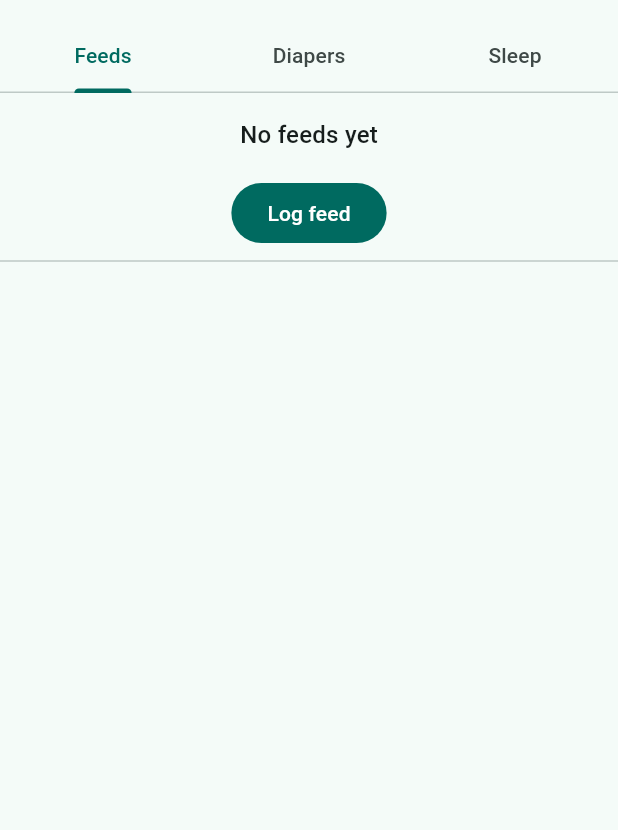
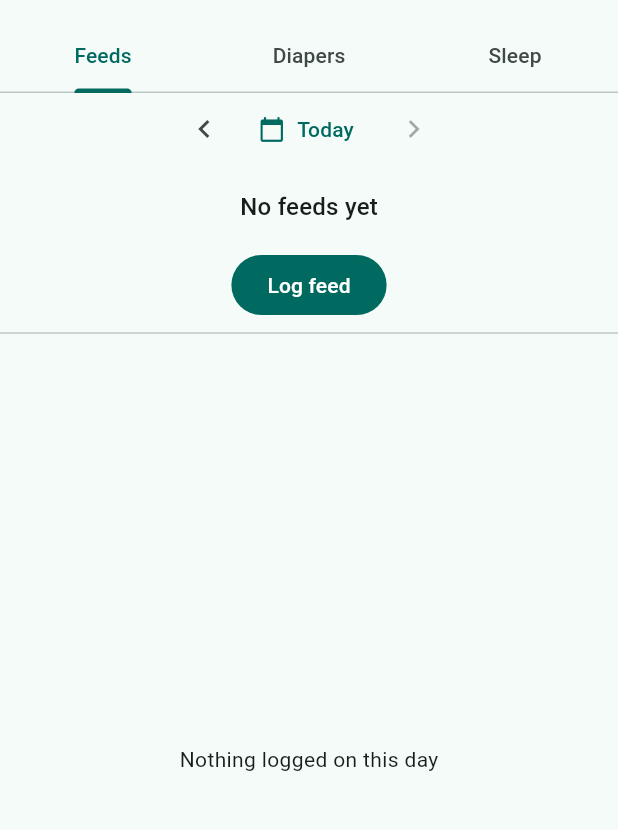
Before and after one commit to nir1feld/baby_app2, a Flutter app: the screen it shows after launch, on a phone screen of 412 x 824 dp, the part 63-893 px from its top. Run offline on Flutter 3.47's test engine with Material 3 defaults, Android fonts, the phone set to English and light mode, and no system bars; our stand-ins replace sqflite; accounts and stored records are empty.

Commit message:
Add day navigation and logging on earlier days
Show only today by default, with arrows and a calendar to view earlier
days. The calendar is custom because Flutter's date picker can't
highlight individual days, and it shades days that have logs. Logs can
be added, edited and deleted on earlier days, with a warning that the
change is not for today.

Co-Authored-By: Claude Opus 5.5 <noreply@anthropic.com>

```diff
--- a/lib/data/event_log.dart
+++ b/lib/data/event_log.dart
@@ -36,6 +36,26 @@ BabyEvent? latestOfType(List<BabyEvent> currentEvents, EventType type) {
   return null;
 }
 
+/// The events in [currentEvents] that happened on the same local day as [day].
+List<BabyEvent> eventsOnDay(List<BabyEvent> currentEvents, DateTime day) {
+  return currentEvents.where((event) {
+    final time = event.timestamp.toLocal();
+    return time.year == day.year &&
+        time.month == day.month &&
+        time.day == day.day;
+  }).toList();
+}
+
+/// The local days that have at least one event in [currentEvents].
+Set<DateTime> daysWithEvents(List<BabyEvent> currentEvents) {
+  return {for (final event in currentEvents) _localDay(event.timestamp)};
+}
+
+DateTime _localDay(DateTime time) {
+  final local = time.toLocal();
+  return DateTime(local.year, local.month, local.day);
+}
+
 /// Comparing IDs on a tie gives every phone the same order.
 int _byLoggedAt(BabyEvent a, BabyEvent b) {
   final byTime = a.loggedAt.compareTo(b.loggedAt);
@@ -61,6 +81,8 @@ class EventLog {
 
   /// Who is recorded as logging events from this phone.
   final String loggedBy;
+
+  DateTime now() => _clock();
 
   Future<List<BabyEvent>> currentEvents() async {
     return deriveCurrentEvents(await _repository.allEvents());
--- a/lib/ui/home_screen.dart
+++ b/lib/ui/home_screen.dart
@@ -2,6 +2,7 @@ import 'package:flutter/material.dart';
 
 import '../data/baby_event.dart';
 import '../data/event_log.dart';
+import 'day_picker_dialog.dart';
 import 'event_dialog.dart';
 
 /// Logs feeds, diapers and sleep, each in its own tab.
@@ -18,10 +19,62 @@ class _HomeScreenState extends State<HomeScreen> {
   /// Null until the first load finishes.
   List<BabyEvent>? _events;
 
+  /// The earlier day being viewed, or null for today. Null rather than a date
+  /// so that "today" moves on by itself at midnight.
+  DateTime? _pickedDay;
+
+  late final AppLifecycleListener _lifecycleListener;
+
   @override
   void initState() {
     super.initState();
     _changeAndReload(() async {});
+    // The app may have sat in the background past midnight.
+    _lifecycleListener = AppLifecycleListener(
+      onResume: () => _changeAndReload(() async {}),
+    );
+  }
+
+  @override
+  void dispose() {
+    _lifecycleListener.dispose();
+    super.dispose();
+  }
+
+  DateTime get _today {
+    final now = widget.eventLog.now().toLocal();
+    return DateTime(now.year, now.month, now.day);
+  }
+
+  DateTime get _day => _pickedDay ?? _today;
+
+  void _showDay(DateTime day) {
+    setState(() => _pickedDay = day == _today ? null : day);
+  }
+
+  /// Moves by whole days. DateTime rolls day 0 back into the previous month.
+  void _moveDay(int days) {
+    final day = _day;
+    _showDay(DateTime(day.year, day.month, day.day + days));
+  }
+
+  Future<void> _pickDay() async {
+    final picked = await showDialog<DateTime>(
+      context: context,
+      builder: (_) => DayPickerDialog(
+        selectedDay: _day,
+        today: _today,
+        loggedDays: daysWithEvents(_events ?? const []),
+      ),
+    );
+    if (picked != null && mounted) _showDay(picked);
+  }
+
+  /// Warns before anything is changed on an earlier day. Null on today.
+  String? get _pastDayWarning {
+    if (_pickedDay == null) return null;
+    final date = MaterialLocalizations.of(context).formatFullDate(_day);
+    return 'This is not today. You are changing $date.';
   }
 
   /// Runs [change], then reloads the list. Failures are shown to the user, so
@@ -54,20 +107,34 @@ class _HomeScreenState extends State<HomeScreen> {
         initialTime: initialTime,
         showAmount: showAmount,
         initialAmount: initialAmount,
+        warning: _pastDayWarning,
       ),
     );
   }
 
-  Future<void> _addFeed() async {
+  /// Today, a diaper or sleep logs with one tap. Feeds need an amount, and an
+  /// earlier day needs the warning and a time, so those open the dialog.
+  Future<void> _addEvent(EventType type) async {
+    final isFeed = type == EventType.feed;
+    final isToday = _pickedDay == null;
+    if (!isFeed && isToday) {
+      await _changeAndReload(() => widget.eventLog.add(type));
+      return;
+    }
+
+    final now = widget.eventLog.now().toLocal();
+    final day = _day;
     final details = await _askDetails(
-      title: 'Log feed',
-      initialTime: DateTime.now(),
-      showAmount: true,
+      title: 'Log ${type.name}',
+      initialTime: isToday
+          ? now
+          : DateTime(day.year, day.month, day.day, now.hour, now.minute),
+      showAmount: isFeed,
     );
     if (details == null) return;
     await _changeAndReload(
       () => widget.eventLog.add(
-        EventType.feed,
+        type,
         timestamp: details.time,
         amount: details.amount,
       ),
@@ -92,10 +159,12 @@ class _HomeScreenState extends State<HomeScreen> {
   }
 
   Future<void> _delete(BabyEvent event) async {
+    final warning = _pastDayWarning;
     final confirmed = await showDialog<bool>(
       context: context,
       builder: (context) => AlertDialog(
         title: Text('Delete this ${_label(event)}?'),
+        content: warning == null ? null : DialogWarning(warning),
         actions: [
           TextButton(
             onPressed: () => Navigator.of(context).pop(false),
@@ -147,18 +216,61 @@ class _HomeScreenState extends State<HomeScreen> {
         ),
         body: events == null
             ? const Center(child: CircularProgressIndicator())
-            : TabBarView(
+            : Column(
                 children: [
-                  _eventTab(events, EventType.feed, 'No feeds yet'),
-                  _eventTab(events, EventType.diaper, 'No diapers yet'),
-                  _eventTab(events, EventType.sleep, 'No sleep yet'),
+                  _dayBar(),
+                  Expanded(
+                    child: TabBarView(
+                      children: [
+                        _eventTab(events, EventType.feed, 'No feeds yet'),
+                        _eventTab(events, EventType.diaper, 'No diapers yet'),
+                        _eventTab(events, EventType.sleep, 'No sleep yet'),
+                      ],
+                    ),
+                  ),
                 ],
               ),
       ),
     );
   }
 
-  /// One tab: the latest event of [type], a button to log one, and the list.
+  /// Shared by all tabs: arrows to step through days, and a calendar button.
+  Widget _dayBar() {
+    return Row(
+      mainAxisAlignment: MainAxisAlignment.center,
+      children: [
+        IconButton(
+          icon: const Icon(Icons.chevron_left),
+          tooltip: 'Previous day',
+          onPressed: () => _moveDay(-1),
+        ),
+        TextButton.icon(
+          onPressed: _pickDay,
+          icon: const Icon(Icons.calendar_today),
+          label: Text(_dayLabel()),
+        ),
+        IconButton(
+          icon: const Icon(Icons.chevron_right),
+          tooltip: 'Next day',
+          // A null onPressed greys the button out: there is no tomorrow yet.
+          onPressed: _pickedDay == null ? null : () => _moveDay(1),
+        ),
+      ],
+    );
+  }
+
+  String _dayLabel() {
+    final today = _today;
+    final day = _day;
+    if (day == today) return 'Today';
+    if (day == DateTime(today.year, today.month, today.day - 1)) {
+      return 'Yesterday';
+    }
+    return MaterialLocalizations.of(context).formatMediumDate(day);
+  }
+
+  /// One tab: the latest event of [type] on any day, a button to log one, and
+  /// the list for the day being viewed.
   Widget _eventTab(List<BabyEvent> events, EventType type, String emptyText) {
     final latest = latestOfType(events, type);
     return Column(
@@ -173,15 +285,16 @@ class _HomeScreenState extends State<HomeScreen> {
           ),
         ),
         FilledButton(
-          onPressed: type == EventType.feed
-              ? _addFeed
-              : () => _changeAndReload(() => widget.eventLog.add(type)),
+          onPressed: () => _addEvent(type),
           child: Text('Log ${type.name}'),
         ),
         const Divider(),
         Expanded(
           child: _eventList(
-            events.where((event) => event.type == type).toList(),
+            eventsOnDay(
+              events,
+              _day,
+            ).where((event) => event.type == type).toList(),
           ),
         ),
       ],
@@ -189,6 +302,9 @@ class _HomeScreenState extends State<HomeScreen> {
   }
 
   Widget _eventList(List<BabyEvent> events) {
+    if (events.isEmpty) {
+      return const Center(child: Text('Nothing logged on this day'));
+    }
     return ListView.builder(
       itemCount: events.length,
       itemBuilder: (context, index) {
```
Also changed, not shown: lib/ui/day_picker_dialog.dart (added, +152 -0 lines), lib/ui/event_dialog.dart (+26 -0 lines), 2 other files.
